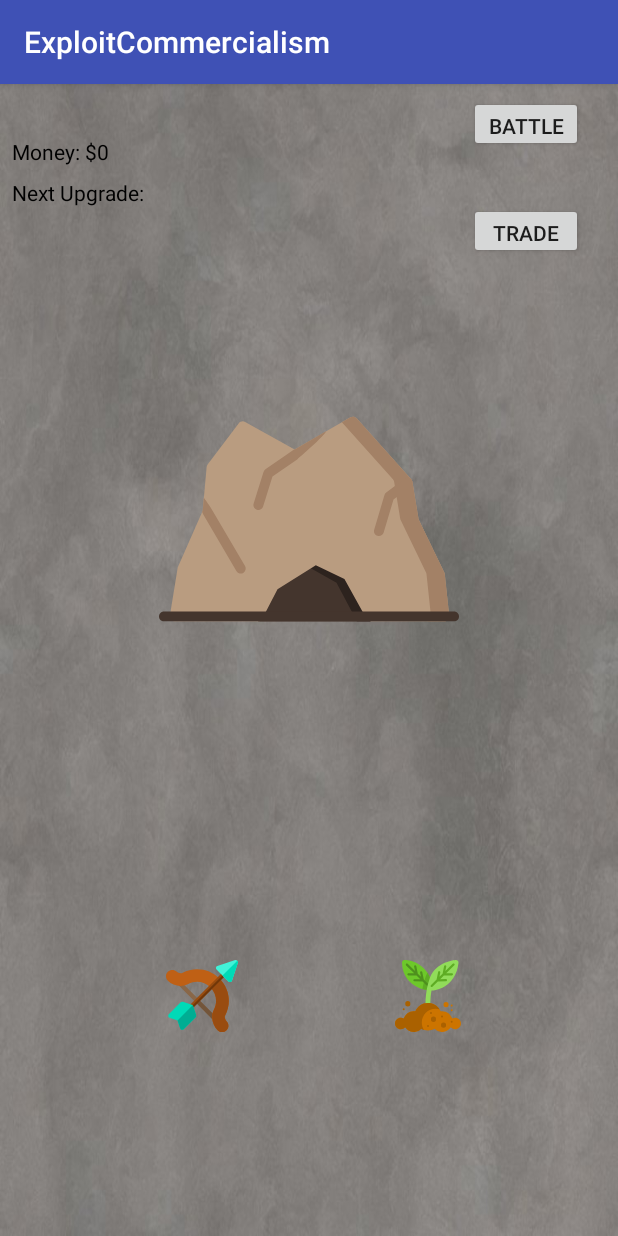
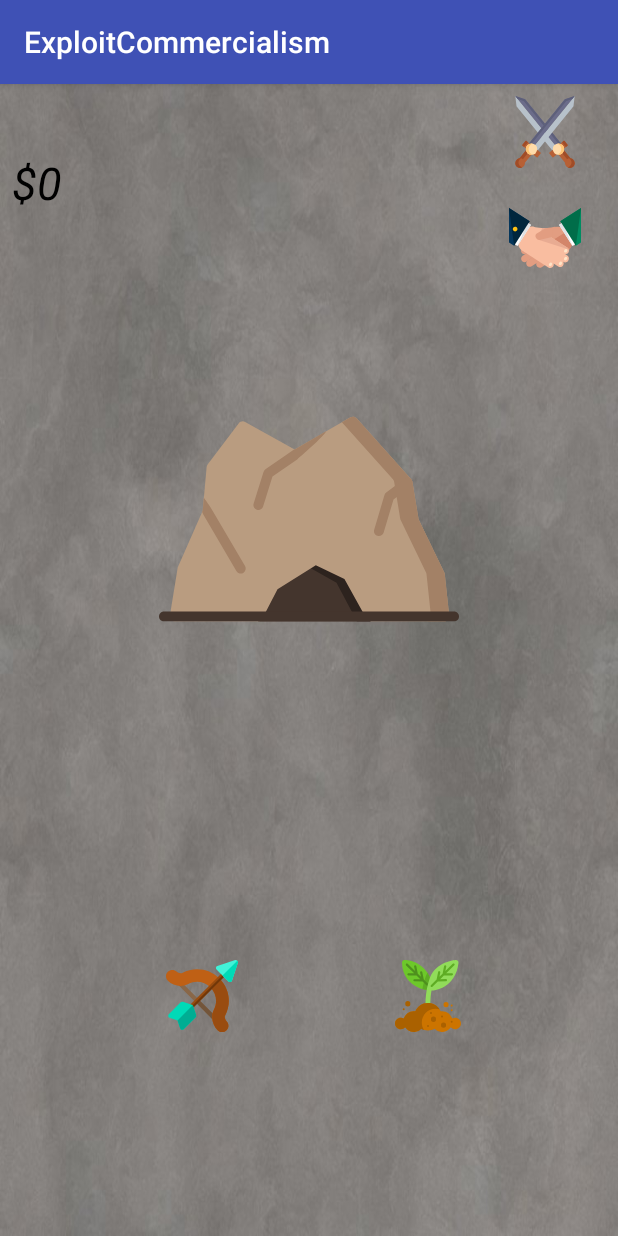
Before and after one commit to jaredblack/final-project, an Android app: the screen it shows after launch (MainActivity), on a phone screen of 412 x 824 dp. Run offline under Robolectric (Android 15) with nearby library versions, the phone set to English and light mode, and no system bars.

Commit message:
Cleaned up UI via XML

```diff
--- a/ExploitCommercialism/app/src/main/java/com/jhblack/exploitcommercialism/MainActivity.java
+++ b/ExploitCommercialism/app/src/main/java/com/jhblack/exploitcommercialism/MainActivity.java
@@ -20,21 +20,18 @@ public class MainActivity extends AppCompatActivity {
 
 
         age = new PrehistoricAge();
-        Resources res = getResources();
         //TODO: add appropriate getter
-        String text = String.format(res.getString(R.string.age_text), age.get);
-
         TextView ageTV = findViewById(R.id.ageTV);
-        ageTV.setText(text);
+        ageTV.setText(age.getAgeName());
 
 
-        String money = String.format(getResources().getString(R.string.money), "$"+age.getMoney());
+
         TextView moneyTV = findViewById(R.id.moneyTV);
-        moneyTV.setText(money);
+        moneyTV.setText("$"+age.getMoney());
     }
 
     public void getMoney(View view) {
-        String money = String.format(getResources().getString(R.string.money), "$"+age.updateMoney());
+        String money = "$"+age.updateMoney();
         TextView moneyTV = findViewById(R.id.moneyTV);
         moneyTV.setText(money);
     }
--- a/ExploitCommercialism/app/src/main/java/com/jhblack/exploitcommercialism/PrehistoricAge.java
+++ b/ExploitCommercialism/app/src/main/java/com/jhblack/exploitcommercialism/PrehistoricAge.java
@@ -8,8 +8,8 @@ public class PrehistoricAge extends Age {
 
     public PrehistoricAge() {
         super(true, 100, 0);
-        upgrades.add(new Hunting());
-        upgrades.add(new Farming());
+        getUpgrades().add(new Hunting());
+        getUpgrades().add(new Farming());
     }
 
     @Override
--- /dev/null
+++ b/ExploitCommercialism/app/src/main/res/drawable/ic_handshake.xml
@@ -0,0 +1,26 @@
+<vector android:height="24dp" android:viewportHeight="496"
+    android:viewportWidth="496" android:width="24dp" xmlns:android="http://schemas.android.com/apk/res/android">
+    <path android:fillColor="#05365B" android:pathData="M0,41.678l0,4l0,232.8l35.2,22.4l107.2,-168.8z"/>
+    <path android:fillColor="#008C61" android:pathData="M496,45.678l0,-4l-142.4,90.4l107.2,168.8l35.2,-22.4z"/>
+    <path android:fillColor="#E29D81" android:pathData="M404,335.278c30.4,-19.2 38.4,-60.8 17.6,-92.8l-25.6,-40c-20.8,-32 -61.6,-42.4 -92,-23.2l-91.2,57.6c-30.4,19.2 -38.4,60.8 -17.6,92.8l25.6,40c20.8,32 61.6,42.4 92,23.2L404,335.278z"/>
+    <path android:fillColor="#E29D81" android:pathData="M392.8,342.478c11.2,-7.2 14.4,-22.4 7.2,-33.6l0,0c-7.2,-11.2 -22.4,-14.4 -33.6,-7.2l-168,106.4c-11.2,7.2 -14.4,22.4 -7.2,33.6l0,0c7.2,11.2 22.4,14.4 33.6,7.2L392.8,342.478z"/>
+    <path android:fillColor="#D3856A" android:pathData="M196,329.678l25.6,40c20.8,32 61.6,42.4 92,23.2l91.2,-57.6c30.4,-19.2 38.4,-60.8 17.6,-92.8l-25.6,-40"/>
+    <path android:fillColor="#E29D81" android:pathData="M288.8,303.278c11.2,-7.2 14.4,-22.4 7.2,-33.6l0,0c-7.2,-11.2 -22.4,-14.4 -33.6,-7.2l-168,107.2c-11.2,7.2 -14.4,22.4 -7.2,33.6l0,0c7.2,11.2 22.4,14.4 33.6,7.2L288.8,303.278z"/>
+    <path android:fillColor="#E29D81" android:pathData="M324,335.278c11.2,-7.2 14.4,-22.4 7.2,-33.6l0,0c-7.2,-11.2 -22.4,-14.4 -33.6,-7.2l-168,107.2c-11.2,7.2 -14.4,22.4 -7.2,33.6l0,0c7.2,11.2 22.4,14.4 33.6,7.2L324,335.278z"/>
+    <path android:fillColor="#E29D81" android:pathData="M288,248.078c11.2,-7.2 14.4,-22.4 7.2,-33.6l0,0c-7.2,-11.2 -22.4,-14.4 -33.6,-7.2l-168,107.2c-11.2,7.2 -14.4,22.4 -7.2,33.6l0,0c7.2,11.2 22.4,14.4 33.6,7.2L288,248.078z"/>
+    <path android:fillColor="#E29D81" android:pathData="M321.6,171.278c0,0 -94.4,13.6 -102.4,16c-7.2,2.4 -29.6,56.8 -4,63.2c26.4,6.4 68,-27.2 68,-27.2L321.6,171.278z"/>
+    <path android:fillColor="#FFFFFF" android:pathData="M344.667,157.14l24.981,-15.884l92.729,145.834l-24.981,15.884z"/>
+    <path android:fillColor="#DFE2E5" android:pathData="M369.6,141.678l-24.8,16l92.8,145.6"/>
+    <path android:fillColor="#006D49" android:pathData="M496,41.678l-142.4,90.4l107.2,168.8"/>
+    <path android:fillColor="#F9BDA0" android:pathData="M401.6,368.878l-15.2,-9.6c8.8,0.8 18.4,-3.2 23.2,-11.2c7.2,-11.2 4,-26.4 -7.2,-33.6l-112,-71.2c8,-16.8 -8,-52.8 -13.6,-55.2c-7.2,-2.4 -93.6,-14.4 -101.6,-16c-27.2,-8 -58.4,4 -75.2,30.4l-25.6,40c-20.8,32 -12.8,73.6 17.6,92.8l7.2,4.8c0.8,0.8 2.4,2.4 4,3.2l168,107.2c11.2,7.2 26.4,4 33.6,-7.2c4,-6.4 4.8,-13.6 2.4,-20l32,20.8c11.2,7.2 26.4,4 33.6,-7.2c5.6,-8 4.8,-18.4 0,-25.6l1.6,0.8c11.2,7.2 26.4,4 33.6,-7.2C416.8,391.278 413.6,376.078 401.6,368.878z"/>
+    <path android:fillColor="#FFE4C7" android:pathData="M279.2,440.878c-4.8,-3.2 -6.4,-8.8 -3.2,-13.6l3.2,-5.6c3.2,-4.8 8.8,-6.4 13.6,-3.2l0,0c4.8,3.2 6.4,8.8 3.2,13.6l-3.2,5.6C290.4,442.478 284,444.078 279.2,440.878L279.2,440.878z"/>
+    <path android:fillColor="#FFE4C7" android:pathData="M383.2,401.678c-4.8,-3.2 -6.4,-8.8 -3.2,-13.6l3.2,-5.6c3.2,-4.8 8.8,-6.4 13.6,-3.2l0,0c4.8,3.2 6.4,8.8 3.2,13.6l-3.2,5.6C394.4,403.278 388,404.878 383.2,401.678L383.2,401.678z"/>
+    <path android:fillColor="#FFE4C7" android:pathData="M348,433.678c-4.8,-3.2 -6.4,-8.8 -3.2,-13.6l3.2,-5.6c3.2,-4.8 8.8,-6.4 13.6,-3.2l0,0c4.8,3.2 6.4,8.8 3.2,13.6l-3.2,5.6C358.4,435.278 352.8,436.878 348,433.678L348,433.678z"/>
+    <path android:fillColor="#FFE4C7" android:pathData="M384,347.278c-4.8,-3.2 -6.4,-8.8 -3.2,-13.6l3.2,-5.6c3.2,-4.8 8.8,-6.4 13.6,-3.2l0,0c4.8,3.2 6.4,8.8 3.2,13.6l-2.4,5.6C395.2,348.878 388.8,349.678 384,347.278L384,347.278z"/>
+    <path android:fillColor="#FFFFFF" android:pathData="M58.422,303.318l-24.979,-15.88l92.707,-145.826l24.979,15.88z"/>
+    <path android:fillColor="#DFE2E5" android:pathData="M126.4,141.678l24.8,16l-92.8,145.6"/>
+    <path android:fillColor="#00263D" android:pathData="M0,41.678l142.4,90.4l-107.2,168.8"/>
+    <path android:fillColor="#FFC114" android:pathData="M56,195.278c-4.8,8 -15.2,9.6 -22.4,4.8c-8,-4.8 -9.6,-15.2 -4.8,-22.4c4.8,-8 15.2,-9.6 22.4,-4.8C58.4,177.678 60.8,188.078 56,195.278z"/>
+    <path android:fillColor="#E8AB92" android:pathData="M402.4,313.678l-112,-71.2c8,-16.8 -8,-52.8 -13.6,-55.2c-3.2,-1.6 -25.6,-4.8 -48.8,-8l-25.6,80l210.4,67.2C411.2,321.678 408,316.878 402.4,313.678z"/>
+    <path android:fillColor="#E29D81" android:pathData="M296,192.878c7.2,12 10.4,43.2 0.8,48.8l-80.8,17.6c-9.6,5.6 -22.4,0 -29.6,-11.2l0,0c-7.2,-12 -4.8,-25.6 4.8,-31.2l57.6,-33.6c9.6,-5.6 39.2,-4 46.4,7.2L296,192.878z"/>
+</vector>
--- /dev/null
+++ b/ExploitCommercialism/app/src/main/res/drawable/ic_swords.xml
@@ -0,0 +1,25 @@
+<vector android:height="24dp" android:viewportHeight="512"
+    android:viewportWidth="512" android:width="24dp" xmlns:android="http://schemas.android.com/apk/res/android">
+    <path android:fillColor="#B76035" android:pathData="M346.402,410.792l38.796,-31.523l54.029,66.495l-38.796,31.523z"/>
+    <path android:fillColor="#A04C27" android:pathData="M367.64,393.528l17.553,-14.262l54.029,66.495l-17.553,14.262z"/>
+    <path android:fillColor="#B76035" android:pathData="M315.937,435.566l99.711,-81.023c2.207,-1.794 2.543,-5.037 0.749,-7.244l-21.663,-26.66c-1.794,-2.207 -5.037,-2.543 -7.244,-0.749l-99.711,81.023c-2.207,1.794 -2.543,5.037 -0.749,7.244l21.663,26.66C310.487,437.024 313.73,437.36 315.937,435.566z"/>
+    <path android:fillColor="#A04C27" android:pathData="M405.058,363.149l10.591,-8.606c2.207,-1.794 2.543,-5.037 0.749,-7.244l-21.663,-26.66c-1.794,-2.207 -5.037,-2.543 -7.244,-0.749l-10.591,8.606L405.058,363.149z"/>
+    <path android:fillColor="#B7C1CA" android:pathData="M306.944,385.34L54.647,74.851c-0.612,-0.753 -0.998,-1.663 -1.115,-2.625L44.756,0.118L337.563,360.46L306.944,385.34z"/>
+    <path android:fillColor="#6B6C8A" android:pathData="M368.325,335.463L116.028,24.974c-0.612,-0.753 -1.423,-1.317 -2.342,-1.629L44.9,0.001l292.807,360.342L368.325,335.463z"/>
+    <path android:fillColor="#5D5F7A" android:pathData="M368.326,335.463l-12.483,10.145L104.597,36.407c-0.612,-0.753 -1.423,-1.317 -2.342,-1.629L62.082,21.145L44.902,0l68.785,23.346c0.918,0.312 1.73,0.876 2.342,1.629L368.326,335.463z"/>
+    <path android:fillColor="#FFDBA9" android:pathData="M351.71,377.73m-40.43,0a40.43,40.43 0,1 1,80.86 0a40.43,40.43 0,1 1,-80.86 0"/>
+    <path android:fillColor="#FFC473" android:pathData="M377.204,409.105c-10.299,8.374 -23.472,10.835 -35.42,7.807c5.51,-1.401 10.814,-3.986 15.511,-7.807c17.334,-14.079 19.96,-39.539 5.881,-56.874c-5.706,-7.024 -13.286,-11.638 -21.444,-13.688c14.79,-3.759 31.094,1.061 41.352,13.688C397.164,369.565 394.538,395.025 377.204,409.105z"/>
+    <path android:fillColor="#B76035" android:pathData="M432.97,477.73m-34.27,0a34.27,34.27 0,1 1,68.54 0a34.27,34.27 0,1 1,-68.54 0"/>
+    <path android:fillColor="#A04C27" android:pathData="M454.584,504.323c-11.278,9.167 -26.624,9.98 -38.551,3.203c5.644,-0.958 11.134,-3.337 15.892,-7.199c14.687,-11.927 16.922,-33.514 4.985,-48.202c-2.771,-3.409 -6.056,-6.149 -9.651,-8.198c11.772,-1.978 24.245,2.266 32.309,12.184C471.506,470.809 469.271,492.386 454.584,504.323z"/>
+    <path android:fillColor="#B76035" android:pathData="M111.593,477.317l-38.796,-31.523l54.029,-66.495l38.796,31.523z"/>
+    <path android:fillColor="#A04C27" android:pathData="M90.346,460.054l-17.553,-14.262l54.029,-66.495l17.553,14.262z"/>
+    <path android:fillColor="#B76035" android:pathData="M196.063,435.566l-99.711,-81.023c-2.207,-1.794 -2.543,-5.037 -0.749,-7.244l21.663,-26.66c1.794,-2.207 5.037,-2.543 7.244,-0.749l99.711,81.023c2.207,1.794 2.543,5.037 0.749,7.244l-21.663,26.66C201.513,437.024 198.27,437.36 196.063,435.566z"/>
+    <path android:fillColor="#A04C27" android:pathData="M106.942,363.149l-10.591,-8.606c-2.207,-1.794 -2.543,-5.037 -0.749,-7.244l21.663,-26.66c1.794,-2.207 5.037,-2.543 7.244,-0.749l10.591,8.606L106.942,363.149z"/>
+    <path android:fillColor="#B7C1CA" android:pathData="M205.056,385.34L457.353,74.851c0.612,-0.753 0.998,-1.663 1.115,-2.625l8.776,-72.108L174.437,360.46L205.056,385.34z"/>
+    <path android:fillColor="#6B6C8A" android:pathData="M143.675,335.463L395.972,24.974c0.612,-0.753 1.423,-1.317 2.342,-1.629L467.1,0.001L174.293,360.343L143.675,335.463z"/>
+    <path android:fillColor="#5D5F7A" android:pathData="M143.674,335.463l12.483,10.145L407.403,36.407c0.612,-0.753 1.423,-1.317 2.342,-1.629l40.173,-13.633L467.098,0l-68.785,23.346c-0.918,0.312 -1.73,0.876 -2.342,1.629L143.674,335.463z"/>
+    <path android:fillColor="#FFDBA9" android:pathData="M160.29,377.73m-40.43,0a40.43,40.43 0,1 1,80.86 0a40.43,40.43 0,1 1,-80.86 0"/>
+    <path android:fillColor="#FFC473" android:pathData="M134.796,409.105c10.299,8.374 23.472,10.835 35.42,7.807c-5.51,-1.401 -10.814,-3.986 -15.511,-7.807c-17.334,-14.079 -19.96,-39.539 -5.881,-56.874c5.706,-7.024 13.286,-11.638 21.444,-13.688c-14.79,-3.759 -31.094,1.061 -41.352,13.688C114.836,369.565 117.462,395.025 134.796,409.105z"/>
+    <path android:fillColor="#B76035" android:pathData="M79.03,477.73m-34.27,0a34.27,34.27 0,1 1,68.54 0a34.27,34.27 0,1 1,-68.54 0"/>
+    <path android:fillColor="#A04C27" android:pathData="M57.416,504.323c11.278,9.167 26.624,9.98 38.551,3.203c-5.644,-0.958 -11.134,-3.337 -15.892,-7.199c-14.687,-11.927 -16.922,-33.514 -4.985,-48.202c2.771,-3.409 6.056,-6.149 9.651,-8.198c-11.772,-1.978 -24.245,2.266 -32.309,12.184C40.494,470.809 42.729,492.386 57.416,504.323z"/>
+</vector>
--- a/ExploitCommercialism/app/src/main/res/layout/activity_main.xml
+++ b/ExploitCommercialism/app/src/main/res/layout/activity_main.xml
@@ -13,8 +13,9 @@
         android:layout_height="wrap_content"
         android:layout_marginStart="8dp"
         android:layout_marginTop="8dp"
-        android:text="@string/age_text"
-        android:textColor="@android:color/black"
+        android:fontFamily="monospace"
+        android:text="Prehistoric Age"
+        android:textAppearance="@style/TextAppearance.AppCompat.Large"
         app:layout_constraintStart_toStartOf="parent"
         app:layout_constraintTop_toTopOf="parent" />
 
@@ -24,21 +25,12 @@
         android:layout_height="wrap_content"
         android:layout_marginStart="8dp"
         android:layout_marginTop="8dp"
-        android:text="@string/money"
+        android:text="$0"
         android:textColor="@android:color/black"
+        android:textSize="30sp"
+        android:textStyle="italic"
         app:layout_constraintStart_toStartOf="parent"
         app:layout_constraintTop_toBottomOf="@+id/ageTV" />
-
-    <TextView
-        android:id="@+id/nextUpTV"
-        android:layout_width="wrap_content"
-        android:layout_height="wrap_content"
-        android:layout_marginStart="8dp"
-        android:layout_marginTop="8dp"
-        android:text="Next Upgrade:"
-        android:textColor="@android:color/black"
-        app:layout_constraintStart_toStartOf="parent"
-        app:layout_constraintTop_toBottomOf="@+id/moneyTV" />
 
     <ImageButton
         android:id="@+id/townHallBT"
@@ -86,7 +78,6 @@
         android:onClick="upgradeFarm"
         android:scaleType="fitCenter"
         android:src="@drawable/ic_sprout"
-        android:text="Button"
         app:layout_constraintBottom_toBottomOf="parent"
         app:layout_constraintEnd_toEndOf="parent"
         app:layout_constraintHorizontal_bias="0.5"
@@ -95,34 +86,40 @@
         app:layout_constraintVertical_bias="0.9" />
 
 
-    <Button
+    <ImageButton
         android:id="@+id/battle_bt"
-        android:layout_width="76dp"
-        android:layout_height="37dp"
+        android:layout_width="48dp"
+        android:layout_height="48dp"
         android:layout_marginBottom="8dp"
         android:layout_marginEnd="8dp"
         android:layout_marginStart="8dp"
         android:layout_marginTop="8dp"
-        android:text="Battle"
+        android:background="@null"
+        android:scaleType="fitCenter"
+        android:src="@drawable/ic_swords"
         app:layout_constraintBottom_toBottomOf="parent"
         app:layout_constraintEnd_toEndOf="parent"
         app:layout_constraintHorizontal_bias="0.952"
+
         app:layout_constraintStart_toStartOf="parent"
         app:layout_constraintTop_toTopOf="parent"
         app:layout_constraintVertical_bias="0.0" />
 
-    <Button
+    <ImageButton
         android:id="@+id/trade_bt"
-        android:layout_width="76dp"
-        android:layout_height="37dp"
+        android:layout_width="48dp"
+        android:layout_height="48dp"
         android:layout_marginBottom="8dp"
         android:layout_marginEnd="8dp"
         android:layout_marginStart="8dp"
         android:layout_marginTop="8dp"
-        android:text="Trade"
+        android:background="@null"
+        android:scaleType="fitCenter"
+        android:src="@drawable/ic_handshake"
         app:layout_constraintBottom_toBottomOf="parent"
         app:layout_constraintEnd_toEndOf="parent"
         app:layout_constraintHorizontal_bias="0.952"
+
         app:layout_constraintStart_toStartOf="parent"
         app:layout_constraintTop_toTopOf="parent"
         app:layout_constraintVertical_bias="0.1" />
```
